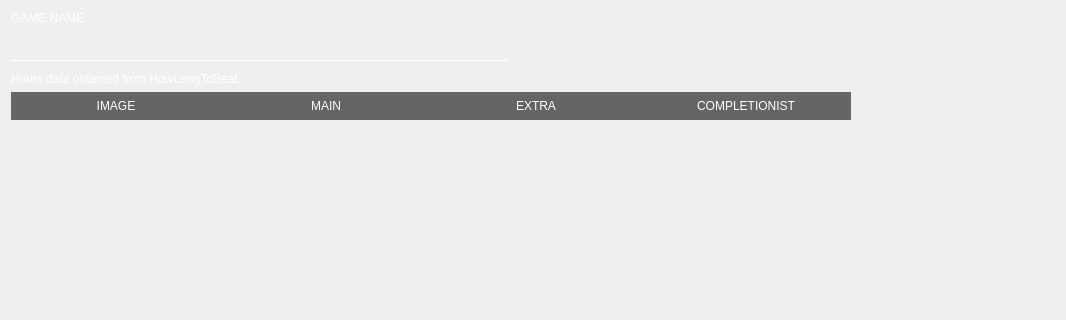
This is howlongtobeat.ui in illud/crono as Qt 5 draws it before an edit; both pictures show x 0 to 1066 and y 0 to 320 of the 1066 by 652 pixel window. The edited form follows.
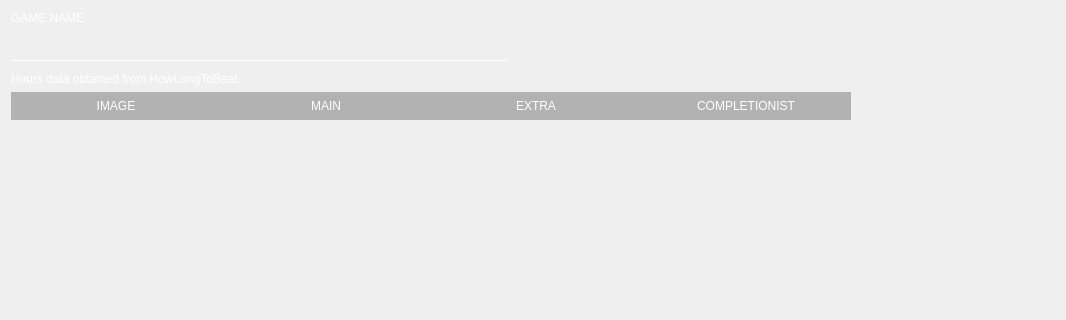
This is the edited form. Icons and pictures are not drawn.

Commit message: color to cards changed

```diff
--- a/howlongtobeat.ui
+++ b/howlongtobeat.ui
@@ -166,7 +166,7 @@
 
 QHeaderView::section {
 	border-radius: 0px;
-background-color: rgba(44, 44, 44, 180);
+background-color: rgba(44, 44, 44, 80);
 	color: #ffffff;
     border: none;
     height: 28px;
```
The commit also changes 8 other files.
